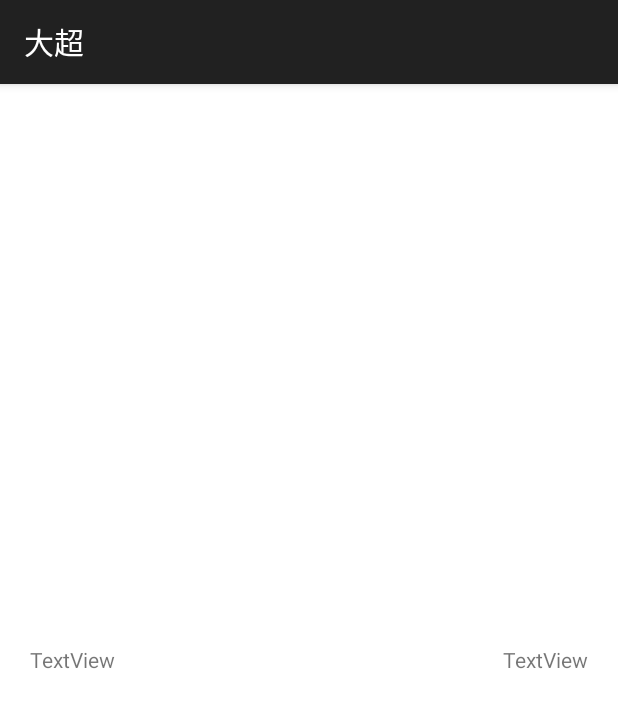
After one commit to DGUT-Asiasoft-2013/Client_DIBIAOZUIQIANGTEAM, an Android app: the fragment InfoListFragment shown on its own in the app's theme, on a phone screen of 412 x 824 dp. The commit adds this screen. Shown: the top 708 px of the screen. Run offline under Robolectric (Android 15) with nearby library versions, the phone set to English and light mode, and no system bars.

Commit message:
Merge branch 'master' of E:\workspace\Client_DIBIAOZUIQIANGTEAM with conflicts.

```diff
--- a/app/src/main/java/com/dgut/collegemarket/api/Server.java
+++ b/app/src/main/java/com/dgut/collegemarket/api/Server.java
@@ -32,7 +32,7 @@ public class Server {
 	}
 
 //	public static String serverAddress = "http://172.27.0.51:8080/CollegeMarket/";
-	public static String serverAddress_wuzeen = "http://172.27.0.22:8080/CollegeMarket/";
+	public static String serverAddress_wuzeen = "http://172.27.0.51:8080/CollegeMarket/";
 	public static Request.Builder requestBuilderWithApi(String api){
 		return new Request.Builder()
 		.url(serverAddress_wuzeen+"api/"+api);
--- /dev/null
+++ b/app/src/main/java/com/dgut/collegemarket/fragment/widgets/InfoListFragment.java
@@ -0,0 +1,37 @@
+package com.dgut.collegemarket.fragment.widgets;
+
+import android.app.Fragment;
+import android.os.Bundle;
+import android.support.annotation.Nullable;
+import android.view.LayoutInflater;
+import android.view.View;
+import android.view.ViewGroup;
+import android.widget.TextView;
+
+import com.dgut.collegemarket.R;
+
+/**
+ * Created by Administrator on 2016/12/21.
+ */
+
+public class InfoListFragment extends Fragment{
+
+    TextView tvUserAttribute,tvUserContent;
+    @Nullable
+    @Override
+    public View onCreateView(LayoutInflater inflater, @Nullable ViewGroup container, Bundle savedInstanceState) {
+        View view;
+        view = inflater.inflate(R.layout.fragment_userinfo_list,null);
+        tvUserAttribute = (TextView) view.findViewById(R.id.tv_user_attribute);
+        tvUserContent = (TextView) view.findViewById(R.id.tv_user_content);
+        return view;
+    }
+
+    public void setTvUserAttribute(String text){
+        tvUserAttribute.setText(text);
+    }
+
+    public void setTvUserContent(String text){
+        tvUserContent.setText(text);
+    }
+}
--- a/app/src/main/java/com/dgut/collegemarket/fragment/widgets/TitleBarFragment.java
+++ b/app/src/main/java/com/dgut/collegemarket/fragment/widgets/TitleBarFragment.java
@@ -60,7 +60,7 @@ public class TitleBarFragment extends Fragment{
     public void hideTitleBtn(){
         btnTitle.setVisibility(View.GONE);
     }
-    interface OnTitleBtnClickListener{
+    public interface OnTitleBtnClickListener{
         void onclick();
     }
 
--- /dev/null
+++ b/app/src/main/res/layout/fragment_userinfo_list.xml
@@ -0,0 +1,23 @@
+<?xml version="1.0" encoding="utf-8"?>
+<RelativeLayout xmlns:android="http://schemas.android.com/apk/res/android"
+    android:layout_width="match_parent" android:layout_height="40dp"
+    android:background="@android:color/white">
+
+    <TextView
+        android:id="@+id/tv_user_attribute"
+        android:layout_width="wrap_content"
+        android:layout_height="wrap_content"
+        android:layout_marginStart="20dp"
+        android:text="TextView"
+        android:layout_centerVertical="true"
+        android:layout_alignParentStart="true" />
+
+    <TextView
+        android:id="@+id/tv_user_content"
+        android:layout_width="wrap_content"
+        android:layout_height="wrap_content"
+        android:layout_alignParentEnd="true"
+        android:layout_alignTop="@+id/tv_user_attribute"
+        android:layout_marginEnd="20dp"
+        android:text="TextView" />
+</RelativeLayout>
--- a/app/src/main/res/values/strings.xml
+++ b/app/src/main/res/values/strings.xml
@@ -4,5 +4,6 @@
     <string name="regist">注册</string>
     <string name="forgetpassword">忘记密码？</string>
     <string name="login">登录</string>
-
+    <string name="loginout">注销</string>
+    <string name="exit">返回</string>
 </resources>
```
Also changed, not shown: app/src/main/java/com/dgut/collegemarket/activity/UpdateAvatarActivity.java (added, +15 -0 lines), app/src/main/java/com/dgut/collegemarket/activity/UserInfoActivity.java (added, +73 -0 lines), app/src/main/java/com/dgut/collegemarket/util/JudgeLevel.java (added, +53 -0 lines), app/src/main/res/layout/activity_update_avatar.xml (added, +10 -0 lines), app/src/main/res/layout/activity_userinfo.xml (added, +114 -0 lines).
